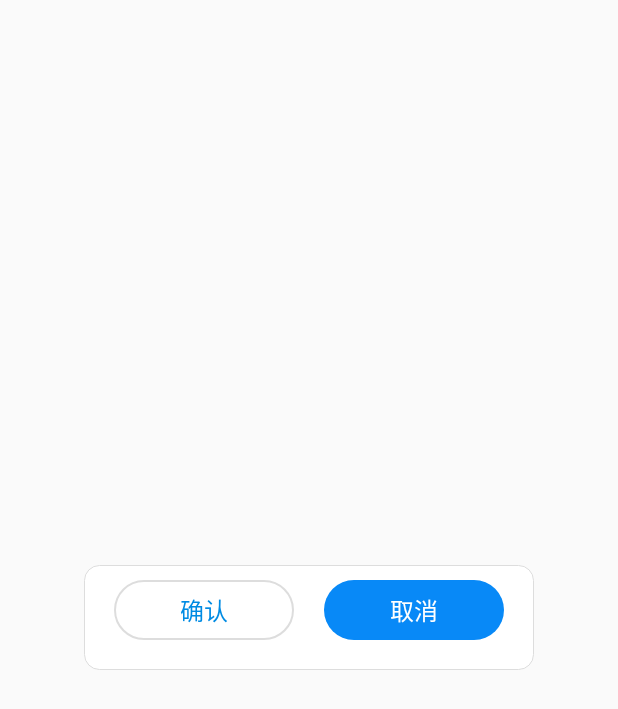
After one commit to qiuyejingmei1016/AllDemoProjects, an Android app: the layout aiselfrecord_view_common_dialog.xml on its own in the app's theme, with its tools: preview values and no code run, on a phone screen of 412 x 824 dp. The commit adds this screen. Shown: the top 709 px of the screen. Run offline under Robolectric (Android 15) with nearby library versions, the phone set to English and light mode, and no system bars.

Commit message:
submit
Signed-off-by: weiyh <weiyh@bairuitech.com>

```diff
--- /dev/null
+++ b/AndroidshowDialog/app/src/main/res/drawable/aiselfrecord_bg_btn_round_style.xml
@@ -0,0 +1,7 @@
+<?xml version="1.0" encoding="utf-8"?>
+<selector xmlns:android="http://schemas.android.com/apk/res/android">
+    <item android:drawable="@drawable/aiselfrecord_bg_btn_round_style_pressed"
+          android:state_pressed="true"/>
+    <item android:drawable="@drawable/aiselfrecord_bg_btn_round_style_nomal"
+          android:state_pressed="false"/>
+</selector>
--- /dev/null
+++ b/AndroidshowDialog/app/src/main/res/drawable/aiselfrecord_bg_btn_round_style_nomal.xml
@@ -0,0 +1,5 @@
+<?xml version="1.0" encoding="utf-8"?>
+<shape xmlns:android="http://schemas.android.com/apk/res/android">
+    <corners android:radius="20dp"/>
+    <solid android:color="#0889F7"/>
+</shape>
--- /dev/null
+++ b/AndroidshowDialog/app/src/main/res/drawable/aiselfrecord_bg_btn_round_style_pressed.xml
@@ -0,0 +1,5 @@
+<?xml version="1.0" encoding="utf-8"?>
+<shape xmlns:android="http://schemas.android.com/apk/res/android">
+    <corners android:radius="20dp"/>
+    <solid android:color="#0889F7"/>
+</shape>
--- /dev/null
+++ b/AndroidshowDialog/app/src/main/res/drawable/aiselfrecord_bg_white_round_line_normal.xml
@@ -0,0 +1,6 @@
+<?xml version="1.0" encoding="utf-8"?>
+<shape xmlns:android="http://schemas.android.com/apk/res/android">
+    <corners android:radius="@dimen/dp_20"/>
+    <solid android:color="@color/white"/>
+    <stroke android:width="@dimen/px_2" android:color="@color/line_color"/>
+</shape>
--- /dev/null
+++ b/AndroidshowDialog/app/src/main/res/drawable/aiselfrecord_bg_white_round_line_press.xml
@@ -0,0 +1,6 @@
+<?xml version="1.0" encoding="utf-8"?>
+<shape xmlns:android="http://schemas.android.com/apk/res/android">
+    <corners android:radius="@dimen/dp_20"/>
+    <solid android:color="@color/line_color"/>
+    <stroke android:width="@dimen/px_2" android:color="@color/line_color"/>
+</shape>
--- /dev/null
+++ b/AndroidshowDialog/app/src/main/res/drawable/aiselfrecord_bg_white_round_line_style.xml
@@ -0,0 +1,7 @@
+<?xml version="1.0" encoding="utf-8"?>
+<selector xmlns:android="http://schemas.android.com/apk/res/android">
+    <item android:drawable="@drawable/aiselfrecord_bg_white_round_line_press"
+          android:state_pressed="true"/>
+    <item android:drawable="@drawable/aiselfrecord_bg_white_round_line_normal"
+          android:state_pressed="false"/>
+</selector>
--- /dev/null
+++ b/AndroidshowDialog/app/src/main/res/drawable/aiselfrecord_dialog_com_white_bg.xml
@@ -0,0 +1,6 @@
+<?xml version="1.0" encoding="utf-8"?>
+<shape xmlns:android="http://schemas.android.com/apk/res/android">
+    <solid android:color="@color/white"/>
+    <corners android:radius="10dp"/>
+    <stroke android:width="1px" android:color="@color/line_color"/>
+</shape>
--- /dev/null
+++ b/AndroidshowDialog/app/src/main/res/layout/aiselfrecord_view_common_dialog.xml
@@ -0,0 +1,116 @@
+<?xml version="1.0" encoding="utf-8"?>
+<RelativeLayout xmlns:android="http://schemas.android.com/apk/res/android"
+                android:layout_width="match_parent"
+                android:layout_height="match_parent">
+
+    <LinearLayout
+            android:layout_width="300dp"
+            android:layout_height="wrap_content"
+            android:layout_centerInParent="true"
+            android:background="@drawable/aiselfrecord_dialog_com_white_bg"
+            android:orientation="vertical">
+
+        <ImageView
+                android:id="@+id/top_img"
+                android:layout_width="30dp"
+                android:layout_height="wrap_content"
+                android:layout_gravity="center_horizontal"
+                android:paddingTop="@dimen/dp_20"
+                android:visibility="gone"/>
+
+        <!--title-->
+        <TextView
+                android:id="@+id/title_view"
+                android:layout_width="wrap_content"
+                android:layout_height="wrap_content"
+                android:layout_gravity="center_horizontal"
+                android:layout_marginLeft="@dimen/dp_20"
+                android:layout_marginRight="@dimen/dp_20"
+                android:gravity="center"
+                android:paddingTop="@dimen/dp_20"
+                android:paddingBottom="@dimen/dp_20"
+                android:textColor="@color/back_color"
+                android:textSize="@dimen/sp_16"
+                android:textStyle="bold"
+                android:visibility="gone"/>
+
+        <!--content-->
+        <TextView
+                android:id="@+id/content_view"
+                android:layout_width="wrap_content"
+                android:layout_height="wrap_content"
+                android:layout_gravity="center_horizontal"
+                android:layout_marginLeft="@dimen/dp_20"
+                android:layout_marginRight="@dimen/dp_20"
+                android:gravity="center"
+                android:lineSpacingMultiplier="1.3"
+                android:paddingBottom="@dimen/dp_20"
+                android:textColor="@color/first_text_color"
+                android:textSize="@dimen/sp_16"
+                android:visibility="gone"/>
+
+
+        <!--confim&cancel-->
+        <LinearLayout
+                android:id="@+id/level_view"
+                android:layout_width="match_parent"
+                android:layout_height="wrap_content"
+                android:layout_marginLeft="@dimen/dp_20"
+                android:layout_marginTop="@dimen/dp_10"
+                android:layout_marginRight="@dimen/dp_20"
+                android:layout_marginBottom="@dimen/dp_20"
+                android:orientation="horizontal"
+                android:weightSum="2">
+
+            <TextView
+                    android:id="@+id/btn_ok"
+                    android:layout_width="0dp"
+                    android:layout_height="wrap_content"
+                    android:layout_marginRight="@dimen/dp_20"
+                    android:layout_weight="1"
+                    android:background="@drawable/aiselfrecord_bg_white_round_line_style"
+                    android:clickable="true"
+                    android:gravity="center"
+                    android:paddingTop="@dimen/dp_8"
+                    android:paddingBottom="@dimen/dp_8"
+                    android:text="确认"
+                    android:textColor="@color/blue_of"
+                    android:textSize="@dimen/sp_16"/>
+
+            <TextView
+                    android:id="@+id/btn_cancel"
+                    android:layout_width="0dp"
+                    android:layout_height="wrap_content"
+                    android:layout_weight="1"
+                    android:background="@drawable/aiselfrecord_bg_btn_round_style"
+                    android:clickable="true"
+                    android:gravity="center"
+                    android:paddingTop="@dimen/dp_8"
+                    android:paddingBottom="@dimen/dp_8"
+                    android:text="取消"
+                    android:textColor="@color/white"
+                    android:textSize="@dimen/sp_16"/>
+        </LinearLayout>
+
+        <!--confirm-->
+        <LinearLayout
+                android:id="@+id/bottom_view"
+                android:layout_width="match_parent"
+                android:layout_height="wrap_content"
+                android:layout_marginBottom="@dimen/dp_20"
+                android:gravity="center_horizontal|center_vertical"
+                android:visibility="gone">
+            <TextView
+                    android:id="@+id/btn_confirm"
+                    android:layout_width="@dimen/dp_120"
+                    android:layout_height="wrap_content"
+                    android:background="@drawable/aiselfrecord_bg_btn_round_style"
+                    android:clickable="true" android:gravity="center"
+                    android:padding="@dimen/dp_8"
+                    android:text="确认"
+                    android:textColor="@color/white"
+                    android:textSize="16sp"/>
+        </LinearLayout>
+    </LinearLayout>
+
+</RelativeLayout>
```
Also changed, not shown: AndroidshowDialog/app/src/main/java/example/com/showdialog/utils/StringUtil.java (added, +244 -0 lines), AndroidshowDialog/app/src/main/java/example/com/showdialog/utils/ToastUtil.java (added, +44 -0 lines), AndroidshowDialog/app/src/main/java/example/com/showdialog/view/CommonDialog.java (added, +159 -0 lines), AndroidshowDialog/app/src/main/res/values/colors.xml (added, +36 -0 lines), AndroidshowDialog/app/src/main/res/values/dimens.xml (+36 -0 lines), AndroidshowDialog/app/src/main/res/values/styles.xml (+14 -0 lines), 4 other files.
